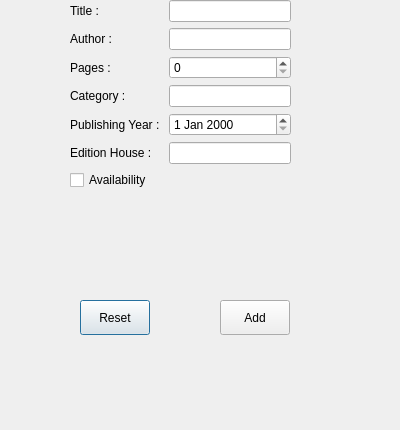
First picture: the form in QtMan/addrsrcdialog.ui, repository R4yAI/MakeTabah, before the edit.
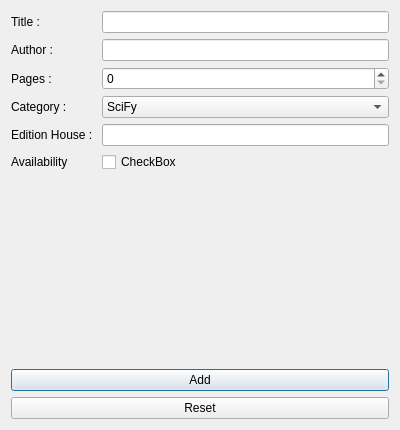
Second picture: the form after the edit.

Commit message: made the reset button functionning

What changed in the file:
```diff
--- a/QtMan/addrsrcdialog.ui
+++ b/QtMan/addrsrcdialog.ui
@@ -31,15 +31,8 @@
   <property name="windowTitle">
    <string>Dialog</string>
   </property>
-  <widget class="QWidget" name="formLayoutWidget">
-   <property name="geometry">
-    <rect>
-     <x>70</x>
-     <y>0</y>
-     <width>221</width>
-     <height>251</height>
-    </rect>
-   </property>
+  <layout class="QVBoxLayout" name="verticalLayout">
+   <item>
    <layout class="QFormLayout" name="formLayout">
     <item row="0" column="0">
      <widget class="QLabel" name="label">
@@ -59,13 +52,7 @@
      </widget>
     </item>
     <item row="1" column="1">
-     <widget class="QLineEdit" name="lineEdit_2"/>
-    </item>
-    <item row="3" column="1">
-     <widget class="QLineEdit" name="lineEdit_3"/>
-    </item>
-    <item row="2" column="1">
-     <widget class="QSpinBox" name="spinBox"/>
+      <widget class="QLineEdit" name="txtBookAuthor"/>
     </item>
     <item row="2" column="0">
      <widget class="QLabel" name="label_3">
@@ -74,6 +61,9 @@
       </property>
      </widget>
     </item>
+     <item row="2" column="1">
+      <widget class="QSpinBox" name="spinBookPages"/>
+     </item>
     <item row="3" column="0">
      <widget class="QLabel" name="label_7">
       <property name="text">
@@ -81,61 +71,66 @@
       </property>
      </widget>
     </item>
+     <item row="3" column="1">
+      <widget class="QComboBox" name="comboBoxCategory">
+       <item>
+        <property name="text">
+         <string>SciFy</string>
+        </property>
+       </item>
+       <item>
+        <property name="text">
+         <string>Romance</string>
+        </property>
+       </item>
+       <item>
+        <property name="text">
+         <string>Self Improvement</string>
+        </property>
+       </item>
+      </widget>
+     </item>
     <item row="4" column="0">
-     <widget class="QLabel" name="label_4">
-      <property name="text">
-       <string>Publishing Year : </string>
-      </property>
-     </widget>
-    </item>
-    <item row="4" column="1">
-     <widget class="QDateEdit" name="dateEdit"/>
-    </item>
-    <item row="5" column="0">
      <widget class="QLabel" name="label_6">
       <property name="text">
        <string>Edition House : </string>
       </property>
      </widget>
     </item>
-    <item row="5" column="1">
-     <widget class="QLineEdit" name="lineEdit_5"/>
-    </item>
-    <item row="6" column="0">
-     <widget class="QCheckBox" name="checkBox">
+     <item row="4" column="1">
+      <widget class="QLineEdit" name="txtEDH"/>
+     </item>
+     <item row="5" column="0">
+      <widget class="QLabel" name="label_5">
       <property name="text">
        <string>Availability</string>
       </property>
      </widget>
     </item>
-   </layout>
-  </widget>
-  <widget class="QPushButton" name="btnResetRsrc">
-   <property name="geometry">
-    <rect>
-     <x>80</x>
-     <y>300</y>
-     <width>70</width>
-     <height>35</height>
-    </rect>
-   </property>
+     <item row="5" column="1">
+      <widget class="QCheckBox" name="checkBoxAvailable">
    <property name="text">
-    <string>Reset</string>
-   </property>
-  </widget>
+        <string>CheckBox</string>
+       </property>
+      </widget>
+     </item>
+    </layout>
+   </item>
+   <item>
   <widget class="QPushButton" name="btnAddRsrc">
-   <property name="geometry">
-    <rect>
-     <x>220</x>
-     <y>300</y>
-     <width>70</width>
-     <height>35</height>
-    </rect>
-   </property>
    <property name="text">
     <string>Add</string>
    </property>
   </widget>
+   </item>
+   <item>
+    <widget class="QPushButton" name="btnResetRsrc">
+     <property name="text">
+      <string>Reset</string>
+     </property>
+    </widget>
+   </item>
+  </layout>
  </widget>
  <resources/>
  <connections/>
```
Left out of the diff: 2 changed lines with no effect on the pictures. Lines whose indentation alone changed are shown as unchanged. The commit also changes 2 other files.
